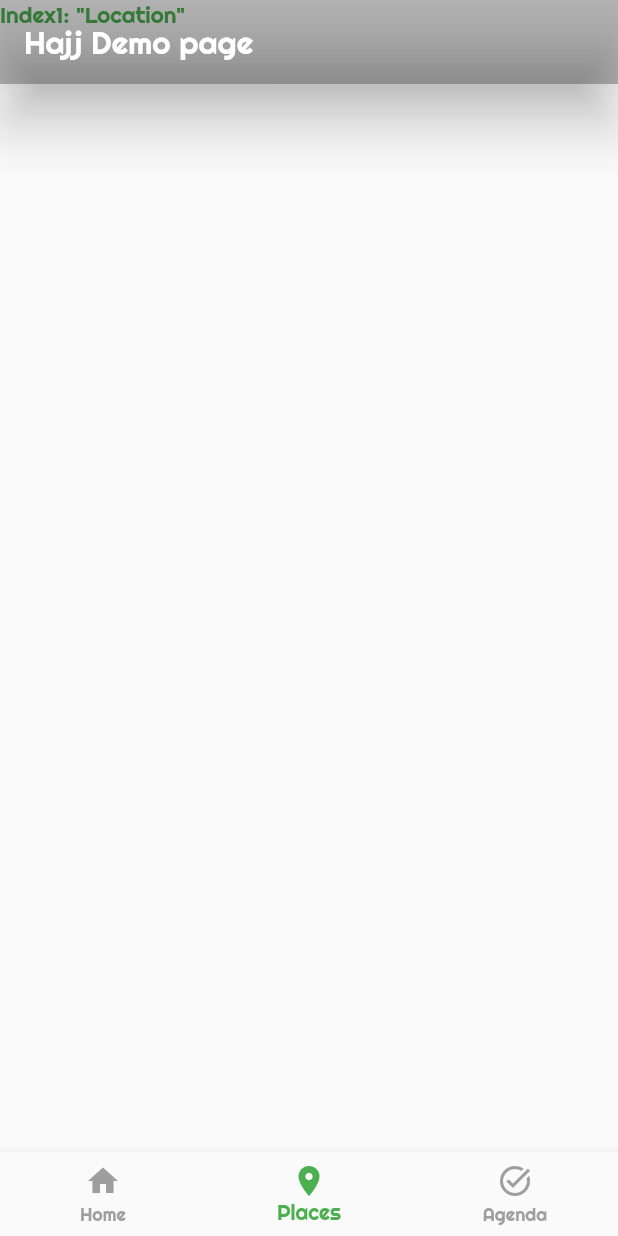
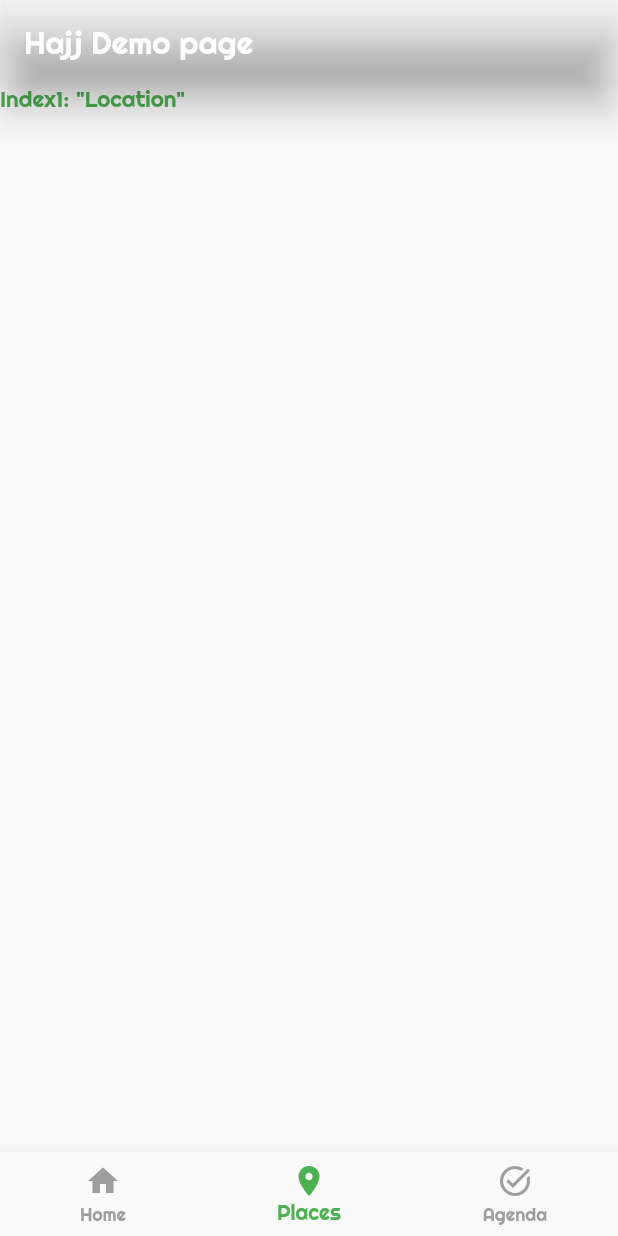
Before and after one commit to Aminat00/hajj_app, a Flutter app: the screen it shows after launch, item 2 of the bottom bar chosen, on a phone screen of 412 x 824 dp. Run offline on Flutter 3.47's test engine with Material 2 defaults, Android fonts, the phone set to English and light mode, and no system bars; our stand-ins replace carousel_slider, google_fonts.

Commit message:
Little more modification with carousel slider and main services

```diff
--- a/lib/features/dashboard/presentation/screen/main_page.dart
+++ b/lib/features/dashboard/presentation/screen/main_page.dart
@@ -35,10 +35,11 @@ class _MyHomePageState extends State<MyHomePage> {
   Widget build(BuildContext context) {
 
     return Scaffold(
-      extendBodyBehindAppBar: true,
+      // extendBodyBehindAppBar: true,
       appBar: AppBar(
-        backgroundColor: const Color(0x44000000),
-        elevation: 15,
+        // backgroundColor: const Color(0x44000000),
+        backgroundColor: Colors.transparent,
+        elevation: 10,
         title: Text(widget.title,
         style: Theme.of(context).textTheme.headline2),
       ),
--- a/lib/features/dashboard/presentation/widget/main_services.dart
+++ b/lib/features/dashboard/presentation/widget/main_services.dart
@@ -15,14 +15,14 @@ class _MainServicesState extends State<MainServices> {
     return Row(
       children: const [
         ServiceCard(
-          imageWidth: 160,
-          imageHeight: 115,
+          imageWidth: 170,
+          imageHeight: 100,
             nameImage: 'dua.jpg',
             nameEng: 'Duas',
             ),
         ServiceCard(
           imageWidth: 200,
-          imageHeight: 115,
+          imageHeight: 100,
             nameImage: 'hajj.webp',
             nameEng: 'Hajj',
             ),
--- a/lib/hajj_app_theme.dart
+++ b/lib/hajj_app_theme.dart
@@ -10,9 +10,9 @@ class HajjAppTheme {
       color: Colors.black,
     ),
     headline1: GoogleFonts.righteous(
-      fontSize: 32.0,
+      fontSize: 28.0,
       fontWeight: FontWeight.bold,
-      color: Colors.black,
+      color: Colors.white,
     ),
     headline2: GoogleFonts.righteous(
       fontSize: 21.0,
```
Also changed, not shown: lib/features/dashboard/presentation/widget/carousel_slider_hajj.dart (+11 -8 lines), lib/features/dashboard/presentation/widget/service_card.dart (+8 -9 lines).
